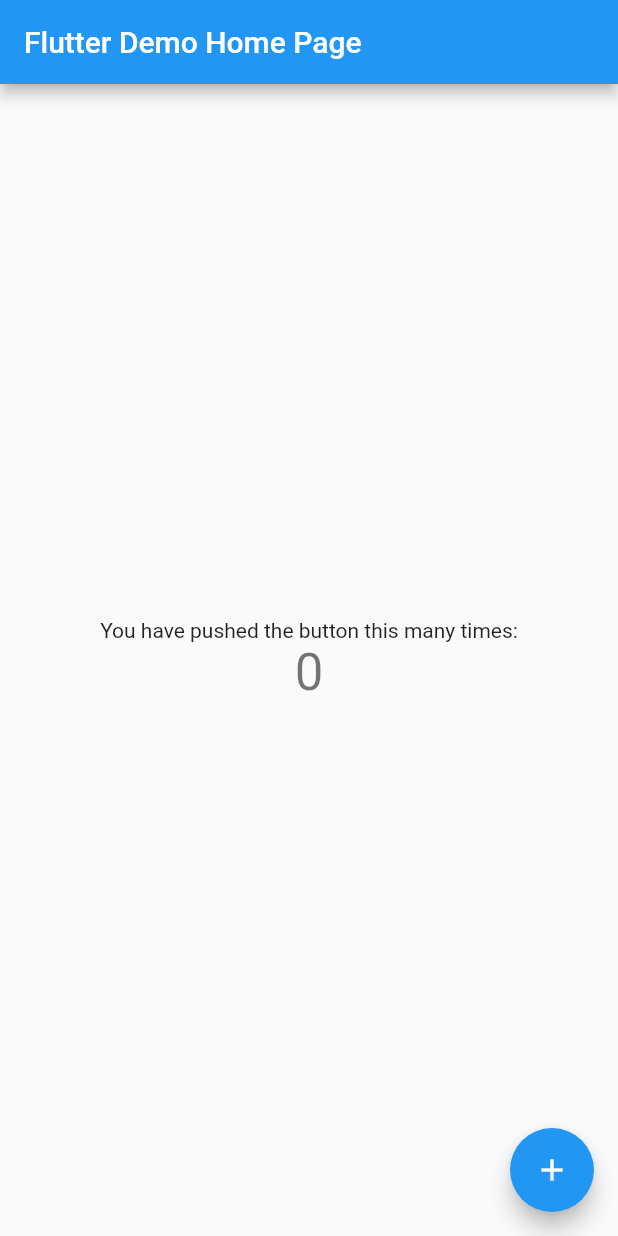
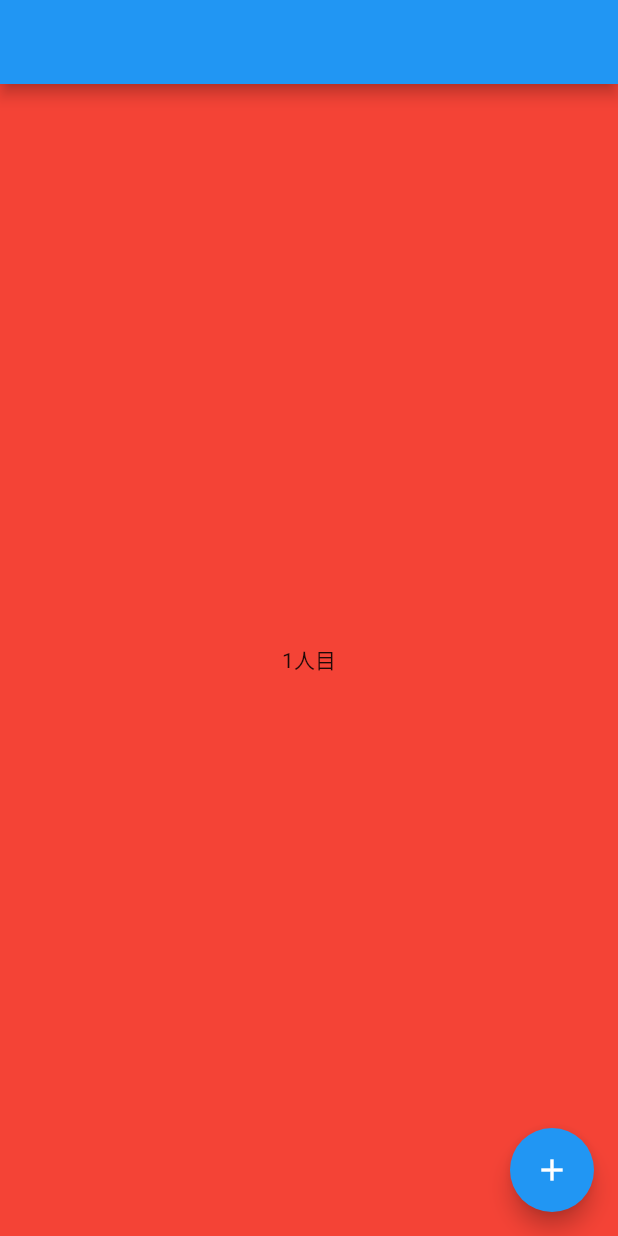
Before and after one commit to nozomi-koborinai/spajam2022-kyoto, a Flutter app: the screen it shows after launch, on a phone screen of 412 x 824 dp. Run offline on Flutter 3.47's test engine with Material 2 defaults, Android fonts, the phone set to English and light mode, and no system bars; drawn by our look-alikes of liquid_swipe.

Commit message:
Swipe機能のベースを作成

```diff
--- a/lib/main.dart
+++ b/lib/main.dart
@@ -1,4 +1,6 @@
 import 'package:flutter/material.dart';
+import 'package:liquid_swipe/liquid_swipe.dart';
+import 'package:spajam2022_kyoto/states.dart';
 
 void main() {
   runApp(const MyApp());
@@ -29,40 +31,8 @@
 }
 
 class _MyHomePageState extends State<MyHomePage> {
-  int _counter = 0;
-
-  void _incrementCounter() {
-    setState(() {
-      _counter++;
-    });
-  }
-
   @override
   Widget build(BuildContext context) {
-    return Scaffold(
-      appBar: AppBar(
-        title: Text(widget.title),
-      ),
-      body: Center(
-        child: Column(
-          // horizontal).
-          mainAxisAlignment: MainAxisAlignment.center,
-          children: <Widget>[
-            const Text(
-              'You have pushed the button this many times:',
-            ),
-            Text(
-              '$_counter',
-              style: Theme.of(context).textTheme.headline4,
-            ),
-          ],
-        ),
-      ),
-      floatingActionButton: FloatingActionButton(
-        onPressed: _incrementCounter,
-        tooltip: 'Increment',
-        child: const Icon(Icons.add),
-      ),
-    );
+    return LiquidSwipe(pages: States.instance.pages);
   }
 }
--- a/lib/states.dart
+++ b/lib/states.dart
@@ -1,6 +1,57 @@
+import 'package:flutter/material.dart';
+
 ///　状態管理用クラス
 class States {
   /// singleton
   States._();
   static final States instance = States._();
+
+  /// スワイプウィジェットのそれぞれのページ
+  final pages = [
+    Scaffold(
+      appBar: AppBar(
+        title: Text(''),
+      ),
+      body: Container(
+        width: double.infinity,
+        height: double.infinity,
+        color: Colors.red,
+        child: Center(child: Text('1人目')),
+      ),
+      floatingActionButton: FloatingActionButton(
+        onPressed: () {},
+        child: const Icon(Icons.add),
+      ),
+    ),
+    Scaffold(
+      appBar: AppBar(
+        title: Text(''),
+      ),
+      body: Container(
+        width: double.infinity,
+        height: double.infinity,
+        color: Colors.blue,
+        child: Center(child: Text('2人目')),
+      ),
+      floatingActionButton: FloatingActionButton(
+        onPressed: () {},
+        child: const Icon(Icons.add),
+      ),
+    ),
+    Scaffold(
+      appBar: AppBar(
+        title: const Text(''),
+      ),
+      body: Container(
+        width: double.infinity,
+        height: double.infinity,
+        color: Colors.yellow,
+        child: Center(child: Text('3人目')),
+      ),
+      floatingActionButton: FloatingActionButton(
+        onPressed: () {},
+        child: const Icon(Icons.add),
+      ),
+    ),
+  ];
 }
--- a/pubspec.yaml
+++ b/pubspec.yaml
@@ -36,6 +36,7 @@
   # The following adds the Cupertino Icons font to your application.
   # Use with the CupertinoIcons class for iOS style icons.
   cupertino_icons: ^1.0.2
+  liquid_swipe: ^3.0.0
 
 dev_dependencies:
   flutter_test:
```
Also changed, not shown: pubspec.lock.
